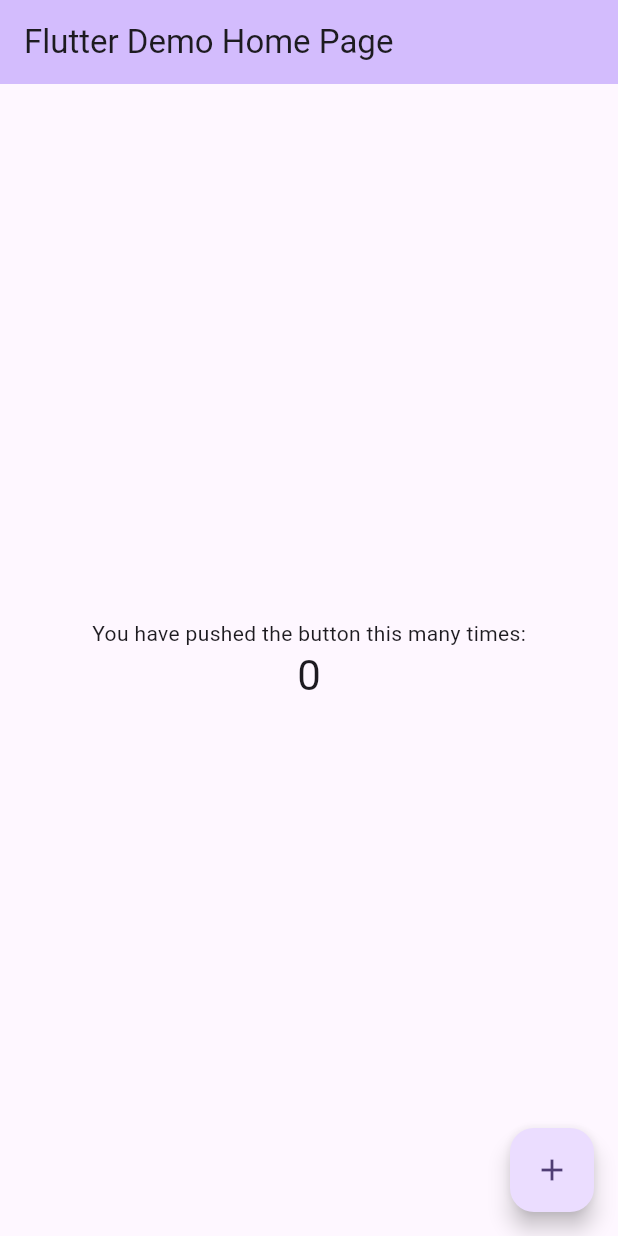
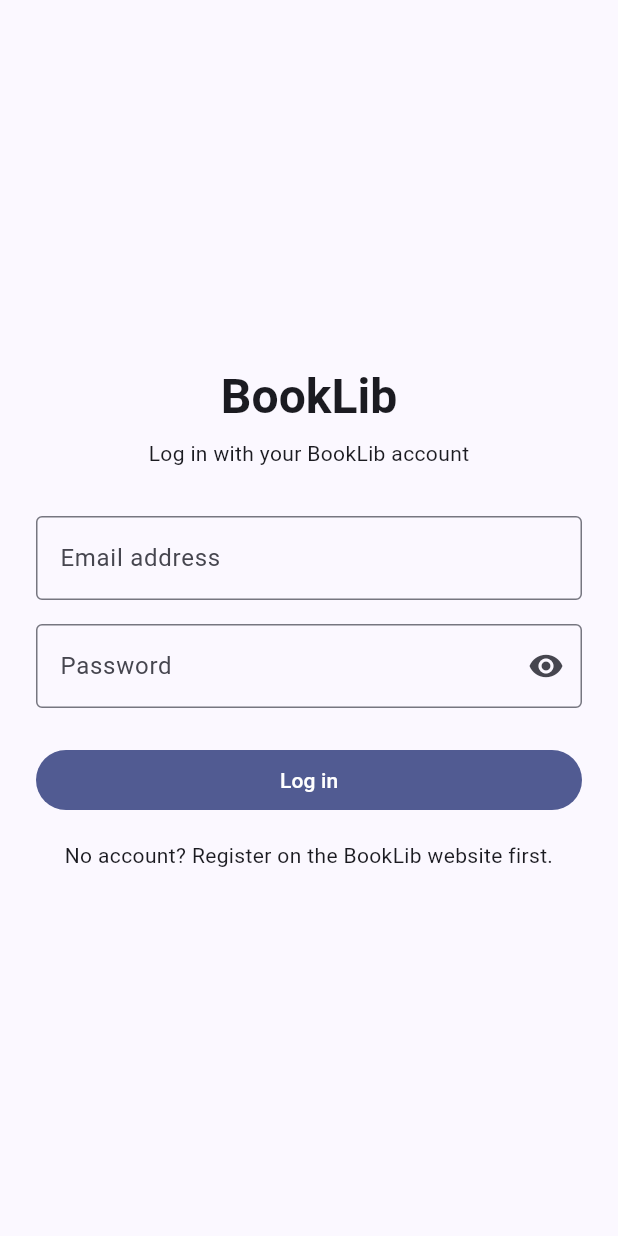
Before and after one commit to Eyerusalem-Gebrat/BookLib, a Flutter app: the screen it shows after launch, on a phone screen of 412 x 824 dp. Run offline on Flutter 3.47's test engine with Material 3 defaults, Android fonts, the phone set to English and light mode, and no system bars; our stand-ins replace flutter_secure_storage.

Commit message:
feat: Add authentication. token and secure storage functionality for mobile app

```diff
--- /dev/null
+++ b/booklib_app/lib/config/api_config.dart
@@ -0,0 +1,13 @@
+class ApiConfig {
+  // Private constructor: this class only holds settings, nobody creates objects from it
+  ApiConfig._();
+
+  // 10.0.2.2 is how the Android emulator reaches "localhost" on your computer
+  static const String host = 'http://10.0.2.2:8000';
+
+  // Every API route in Laravel starts with /api
+  static const String baseUrl = '$host/api';
+
+  // Laravel saves posters as "posters/abc.jpg" and serves them from /storage
+  static String posterUrl(String path) => '$host/storage/$path';
+}
--- a/booklib_app/lib/main.dart
+++ b/booklib_app/lib/main.dart
@@ -1,122 +1,23 @@
 import 'package:flutter/material.dart';
+import 'package:booklib_app/screens/login_screen.dart';
 
 void main() {
-  runApp(const MyApp());
+  runApp(const BookLibApp());
 }
 
-class MyApp extends StatelessWidget {
-  const MyApp({super.key});
+class BookLibApp extends StatelessWidget {
+  const BookLibApp({super.key});
 
-  // This widget is the root of your application.
   @override
   Widget build(BuildContext context) {
     return MaterialApp(
-      title: 'Flutter Demo',
+      title: 'BookLib',
+      debugShowCheckedModeBanner: false,
       theme: ThemeData(
-        // This is the theme of your application.
-        //
-        // TRY THIS: Try running your application with "flutter run". You'll see
-        // the application has a purple toolbar. Then, without quitting the app,
-        // try changing the seedColor in the colorScheme below to Colors.green
-        // and then invoke "hot reload" (save your changes or press the "hot
-        // reload" button in a Flutter-supported IDE, or press "r" if you used
-        // the command line to start the app).
-        //
-        // Notice that the counter didn't reset back to zero; the application
-        // state is not lost during the reload. To reset the state, use hot
-        // restart instead.
-        //
-        // This works for code too, not just values: Most code changes can be
-        // tested with just a hot reload.
-        colorScheme: .fromSeed(seedColor: Colors.deepPurple),
+        colorScheme: ColorScheme.fromSeed(seedColor: Colors.indigo),
+        useMaterial3: true,
       ),
-      home: const MyHomePage(title: 'Flutter Demo Home Page'),
+      home: const LoginScreen(),
     );
   }
 }
-
-class MyHomePage extends StatefulWidget {
-  const MyHomePage({super.key, required this.title});
-
-  // This widget is the home page of your application. It is stateful, meaning
-  // that it has a State object (defined below) that contains fields that affect
-  // how it looks.
-
-  // This class is the configuration for the state. It holds the values (in this
-  // case the title) provided by the parent (in this case the App widget) and
-  // used by the build method of the State. Fields in a Widget subclass are
-  // always marked "final".
-
-  final String title;
-
-  @override
-  State<MyHomePage> createState() => _MyHomePageState();
-}
-
-class _MyHomePageState extends State<MyHomePage> {
-  int _counter = 0;
-
-  void _incrementCounter() {
-    setState(() {
-      // This call to setState tells the Flutter framework that something has
-      // changed in this State, which causes it to rerun the build method below
-      // so that the display can reflect the updated values. If we changed
-      // _counter without calling setState(), then the build method would not be
-      // called again, and so nothing would appear to happen.
-      _counter++;
-    });
-  }
-
-  @override
-  Widget build(BuildContext context) {
-    // This method is rerun every time setState is called, for instance as done
-    // by the _incrementCounter method above.
-    //
-    // The Flutter framework has been optimized to make rerunning build methods
-    // fast, so that you can just rebuild anything that needs updating rather
-    // than having to individually change instances of widgets.
-    return Scaffold(
-      appBar: AppBar(
-        // TRY THIS: Try changing the color here to a specific color (to
-        // Colors.amber, perhaps?) and trigger a hot reload to see the AppBar
-        // change color while the other colors stay the same.
-        backgroundColor: Theme.of(context).colorScheme.inversePrimary,
-        // Here we take the value from the MyHomePage object that was created by
-        // the App.build method, and use it to set our appbar title.
-        title: Text(widget.title),
-      ),
-      body: Center(
-        // Center is a layout widget. It takes a single child and positions it
-        // in the middle of the parent.
-        child: Column(
-          // Column is also a layout widget. It takes a list of children and
-          // arranges them vertically. By default, it sizes itself to fit its
-          // children horizontally, and tries to be as tall as its parent.
-          //
-          // Column has various properties to control how it sizes itself and
-          // how it positions its children. Here we use mainAxisAlignment to
-          // center the children vertically; the main axis here is the vertical
-          // axis because Columns are vertical (the cross axis would be
-          // horizontal).
-          //
-          // TRY THIS: Invoke "debug painting" (choose the "Toggle Debug Paint"
-          // action in the IDE, or press "p" in the console), to see the
-          // wireframe for each widget.
-          mainAxisAlignment: .center,
-          children: [
-            const Text('You have pushed the button this many times:'),
-            Text(
-              '$_counter',
-              style: Theme.of(context).textTheme.headlineMedium,
-            ),
-          ],
-        ),
-      ),
-      floatingActionButton: FloatingActionButton(
-        onPressed: _incrementCounter,
-        tooltip: 'Increment',
-        child: const Icon(Icons.add),
-      ),
-    );
-  }
-}
--- /dev/null
+++ b/booklib_app/lib/screens/login_screen.dart
@@ -0,0 +1,164 @@
+import 'package:flutter/material.dart';
+import 'package:booklib_app/screens/home_screen.dart';
+import 'package:booklib_app/services/api_exception.dart';
+import 'package:booklib_app/services/auth_service.dart';
+
+class LoginScreen extends StatefulWidget {
+  const LoginScreen({super.key});
+
+  @override
+  State<LoginScreen> createState() => _LoginScreenState();
+}
+
+class _LoginScreenState extends State<LoginScreen> {
+  final _formKey = GlobalKey<FormState>();
+  final _emailController = TextEditingController();
+  final _passwordController = TextEditingController();
+  final _authService = AuthService();
+
+  bool _loading = false;
+  bool _obscure = true; // true = password hidden
+  String? _error;
+
+  @override
+  void dispose() { // clean them after the screen is closed
+    _emailController.dispose();
+    _passwordController.dispose();
+    super.dispose();
+  }
+
+  Future<void> _submit() async {
+    // Run the validators of every field; stop if any field is invalid
+    if (!_formKey.currentState!.validate()) return;
+
+    setState(() {
+      _loading = true;
+      _error = null;
+    });
+
+    String? error;
+
+    try {
+      await _authService.login(
+        _emailController.text.trim(),
+        _passwordController.text,
+      );
+
+      if (!mounted) return; // whether the state object is still attached to the widget tree
+      Navigator.of(context).pushReplacement(
+        MaterialPageRoute(builder: (_) => const HomeScreen()),
+      );
+      return;
+    } on ApiException catch (e) {
+      error = e.message;
+    } catch (e) {
+      debugPrint('Login failed: $e');
+      error = 'Could not reach the server.\n$e';
+    }
+
+    if (!mounted) return;
+    setState(() {
+      _loading = false;
+      _error = error;
+    });
+  }
+
+  @override
+  Widget build(BuildContext context) {
+    return Scaffold(
+      body: SafeArea(
+        child: Center(
+          child: SingleChildScrollView(
+            padding: const EdgeInsets.all(24),
+            child: ConstrainedBox(
+              constraints: const BoxConstraints(maxWidth: 400),
+              child: Form(
+                key: _formKey,
+                child: Column(
+                  mainAxisSize: MainAxisSize.min,
+                  crossAxisAlignment: CrossAxisAlignment.stretch,
+                  children: [
+                    Text(
+                      'BookLib',
+                      textAlign: TextAlign.center,
+                      style: Theme.of(context)
+                          .textTheme
+                          .headlineLarge
+                          ?.copyWith(fontWeight: FontWeight.bold),
+                    ),
+                    const SizedBox(height: 8),
+                    const Text(
+                      'Log in with your BookLib account',
+                      textAlign: TextAlign.center,
+                    ),
+                    const SizedBox(height: 32),
+                    TextFormField(
+                      controller: _emailController,
+                      keyboardType: TextInputType.emailAddress,
+                      decoration: const InputDecoration(
+                        labelText: 'Email address',
+                        border: OutlineInputBorder(),
+                      ),
+                      validator: (value) {
+                        if (value == null || value.trim().isEmpty) {
+                          return 'Enter your email';
+                        }
+                        if (!value.contains('@')) {
+                          return 'Enter a valid email';
+                        }
+                        return null;  // passed validation
+                      },
+                    ),
+                    const SizedBox(height: 16),
+                    TextFormField(
+                      controller: _passwordController,
+                      obscureText: _obscure,
+                      decoration: InputDecoration(
+                        labelText: 'Password',
+                        border: const OutlineInputBorder(),
+                        suffixIcon: IconButton(
+                          icon: Icon(
+                            _obscure ? Icons.visibility : Icons.visibility_off,
+                          ),
+                          onPressed: () => setState(() => _obscure = !_obscure),
+                        ),
+                      ),
+                      validator: (value) => (value == null || value.isEmpty)
+                          ? 'Enter your password'
+                          : null,
+                    ),
+                    if (_error != null) ...[
+                      const SizedBox(height: 16),
+                      Text(
+                        _error!,
+                        style: TextStyle(
+                          color: Theme.of(context).colorScheme.error,
+                        ),
+                      ),
+                    ],
+                    const SizedBox(height: 24),
+                    FilledButton(
+                      onPressed: _loading ? null : _submit,
+                      child: _loading
+                          ? const SizedBox(
+                              height: 20,
+                              width: 20,
+                              child: CircularProgressIndicator(strokeWidth: 2),
+                            )
+                          : const Text('Log in'),
+                    ),
+                    const SizedBox(height: 16),
+                    const Text(
+                      'No account? Register on the BookLib website first.',
+                      textAlign: TextAlign.center,
+                    ),
+                  ],
+                ),
+              ),
+            ),
+          ),
+        ),
+      ),
+    );
+  }
+}
--- /dev/null
+++ b/booklib_app/lib/services/api_exception.dart
@@ -0,0 +1,38 @@
+import 'dart:convert';
+import 'package:http/http.dart' as http;
+
+// An error we show to the user (a wrong password, a validation message...)
+class ApiException implements Exception {
+  final String message;
+  final int? statusCode;
+
+  const ApiException(this.message, {this.statusCode});
+
+  // Builds a readable message from a failed Laravel response
+  factory ApiException.fromResponse(http.Response response) {
+    var message = 'Something went wrong (${response.statusCode}).';
+
+    try {
+      final body = jsonDecode(response.body) as Map<String, dynamic>;
+
+      // Validation errors: {"errors": {"email": ["The provided credentials are incorrect."]}}
+      final errors = body['errors'];
+      if (errors is Map && errors.isNotEmpty) {
+        final first = errors.values.first;
+        if (first is List && first.isNotEmpty) {
+          message = first.first.toString();
+        }
+      } else if (body['message'] is String) {
+        // Other errors: {"message": "Unauthenticated."}
+        message = body['message'] as String;
+      }
+    } catch (_) {
+      // The body wasn't JSON: keep the default message
+    }
+
+    return ApiException(message, statusCode: response.statusCode);
+  }
+
+  @override
+  String toString() => message;
+}
--- /dev/null
+++ b/booklib_app/lib/services/token_storage.dart
@@ -0,0 +1,16 @@
+import 'package:flutter_secure_storage/flutter_secure_storage.dart';
+
+// Saves the login token on the phone in encrypted storage
+class TokenStorage {
+  TokenStorage._();
+
+  static const _storage = FlutterSecureStorage();
+  static const _key = 'auth_token';
+
+  static Future<void> save(String token) =>
+      _storage.write(key: _key, value: token);
+
+  static Future<String?> read() => _storage.read(key: _key);
+
+  static Future<void> clear() => _storage.delete(key: _key);
+}
--- a/booklib_app/pubspec.yaml
+++ b/booklib_app/pubspec.yaml
@@ -34,6 +34,8 @@
   # The following adds the Cupertino Icons font to your application.
   # Use with the CupertinoIcons class for iOS style icons.
   cupertino_icons: ^1.0.8
+  http: ^1.6.0
+  flutter_secure_storage: ^11.2.0
 
 dev_dependencies:
   flutter_test:
```
Also changed, not shown: booklib_app/lib/models/book.dart (added, +63 -0 lines), booklib_app/lib/models/user.dart (added, +20 -0 lines), booklib_app/lib/screens/home_screen.dart (added, +33 -0 lines), booklib_app/lib/services/auth_service.dart (added, +56 -0 lines), booklib_app/pubspec.lock, 7 other files.
